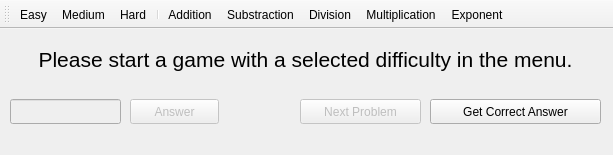
The window that Math_Game/mainwindow.ui (JayHacks2017-SC-BI-TD-BQ/Math-Game) describes before a commit, drawn with Qt 5.
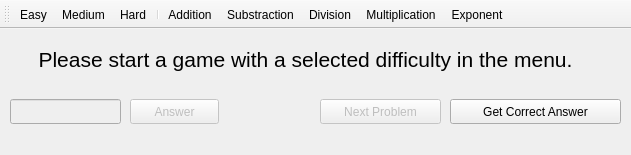
The same window after the commit.

Commit message: GitEZPush.sh

Patch:
```diff
--- a/Math_Game/mainwindow.ui
+++ b/Math_Game/mainwindow.ui
@@ -6,7 +6,7 @@
    <rect>
     <x>0</x>
     <y>0</y>
-    <width>613</width>
+    <width>631</width>
     <height>155</height>
    </rect>
   </property>
@@ -72,7 +72,7 @@
      <rect>
       <x>230</x>
       <y>70</y>
-      <width>61</width>
+      <width>81</width>
       <height>21</height>
      </rect>
     </property>
@@ -86,7 +86,7 @@
     </property>
     <property name="geometry">
      <rect>
-      <x>300</x>
+      <x>320</x>
       <y>70</y>
       <width>121</width>
       <height>25</height>
@@ -99,7 +99,7 @@
    <widget class="QPushButton" name="btnGetCorrectAnswer">
     <property name="geometry">
      <rect>
-      <x>430</x>
+      <x>450</x>
       <y>70</y>
       <width>171</width>
       <height>25</height>
```
Left out of the diff: 24 changed lines with no effect on the pictures. The commit also changes 1 other file.
